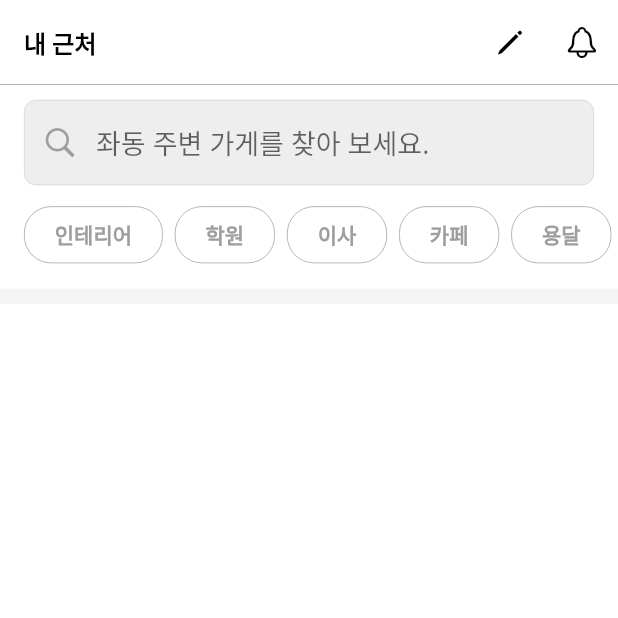
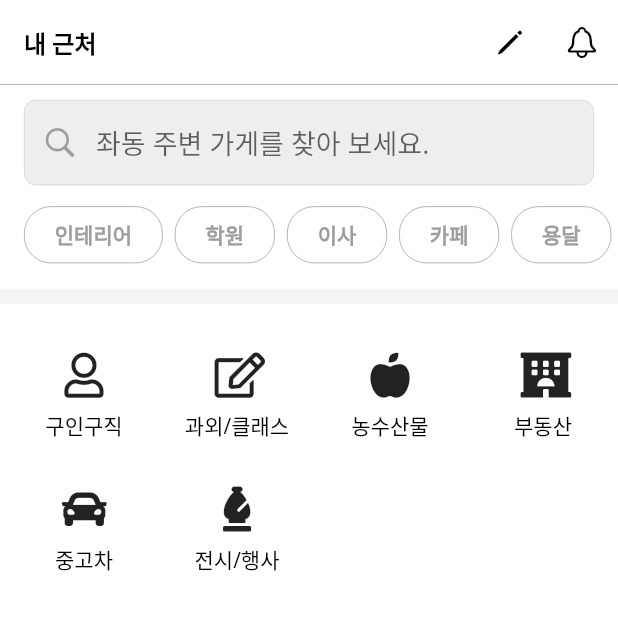
Before and after one commit to hmg0616/carrot_market_ui_flutter, a Flutter app: the NearMeScreen screen opened directly, on a phone screen of 412 x 824 dp, the top half of it. Run offline on Flutter 3.47's test engine with Material 2 defaults, Android fonts, the phone set to English and light mode, and no system bars; our stand-ins replace font_awesome_flutter, google_fonts; network calls fail.

Commit message:
내 근처 메뉴 - Wrap위젯. 공간을 넘으면 다음줄에 배치.

```diff
--- /dev/null
+++ b/lib/screens/near_me/components/bottom_title_icon.dart
@@ -0,0 +1,28 @@
+import 'package:flutter/material.dart';
+
+class ButtomTitleIcon extends StatelessWidget {
+
+  final IconData iconData;
+  final String title;
+
+  const ButtomTitleIcon({super.key, required this.iconData, required this.title});
+
+  @override
+  Widget build(BuildContext context) {
+    return Container(
+      width: 80,
+      child: Column(
+        children: [
+          Icon(iconData, size: 30),
+          Padding(
+            padding: const EdgeInsets.only(top: 8),
+            child: Text(
+              title,
+              style: TextStyle(fontSize: 14, color: Colors.black),
+            ),
+          )
+        ],
+      ),
+    );
+  }
+}
--- a/lib/screens/near_me/near_me_screen.dart
+++ b/lib/screens/near_me/near_me_screen.dart
@@ -3,7 +3,9 @@ import 'package:carrot_market_ui/screens/component/appbar_preferred_size.dart';
 import 'package:carrot_market_ui/screens/near_me/components/round_border_text.dart';
 import 'package:flutter/cupertino.dart';
 import 'package:flutter/material.dart';
+import 'package:font_awesome_flutter/font_awesome_flutter.dart';
 
+import 'components/bottom_title_icon.dart';
 import 'components/search_text_field.dart';
 
 class NearMeScreen extends StatelessWidget {
@@ -43,7 +45,42 @@ class NearMeScreen extends StatelessWidget {
           Divider(
             color: Colors.grey[100],
             thickness: 10.0,
-          )
+          ),
+          Padding(
+            padding: const EdgeInsets.only(left: 16, top: 30),
+            child: Wrap( // 자식을 Row나 Column으로 배치할 수 있고, 배치할 공간이 부족해 지면 자식 위젯을 다음 줄에 배치함. 반응형 웹에도 활용 가능.
+              alignment: WrapAlignment.start,
+              spacing: 22.0, // 위젯간의 간격
+              runSpacing: 30, // 윗줄과 아랫줄 사이 간격
+              children: [
+                const ButtomTitleIcon(
+                  title: '구인구직',
+                  iconData: FontAwesomeIcons.user,
+                ),
+                const ButtomTitleIcon(
+                  title: '과외/클래스',
+                  iconData: FontAwesomeIcons.edit,
+                ),
+                const ButtomTitleIcon(
+                  title: '농수산물',
+                  iconData: FontAwesomeIcons.appleAlt,
+                ),
+                const ButtomTitleIcon(
+                  title: '부동산',
+                  iconData: FontAwesomeIcons.hotel,
+                ),
+                const ButtomTitleIcon(
+                  title: '중고차',
+                  iconData: FontAwesomeIcons.car,
+                ),
+                const ButtomTitleIcon(
+                  title: '전시/행사',
+                  iconData: FontAwesomeIcons.chessBishop,
+                ),
+              ],
+            ),
+          ),
+          const SizedBox(height: 50),
         ],
       ),
     );
```
